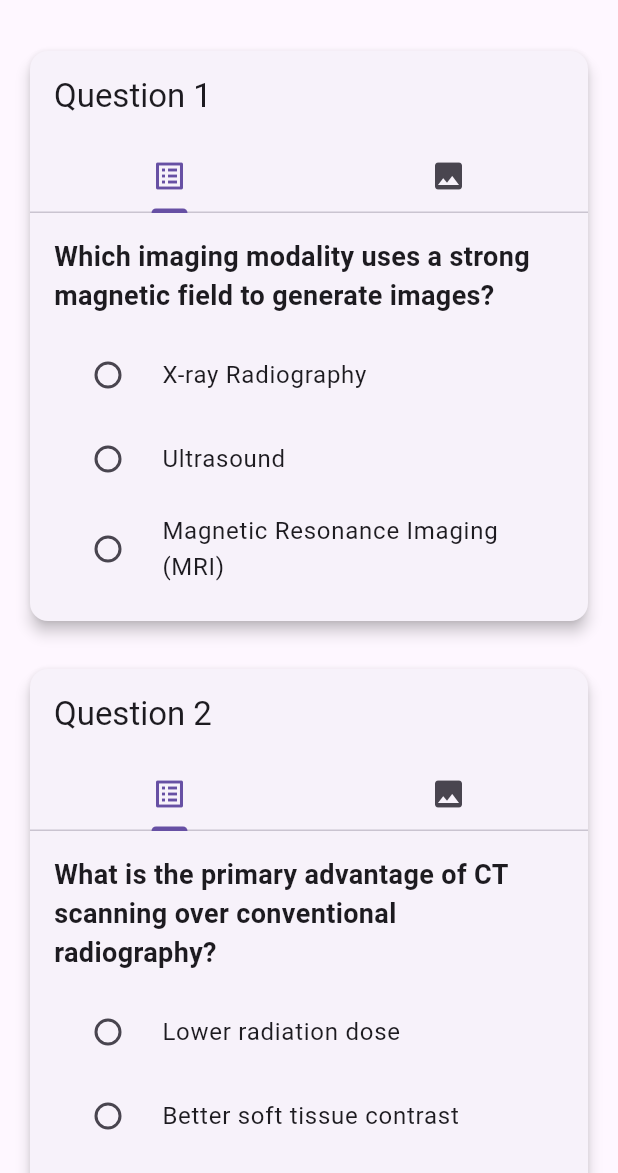
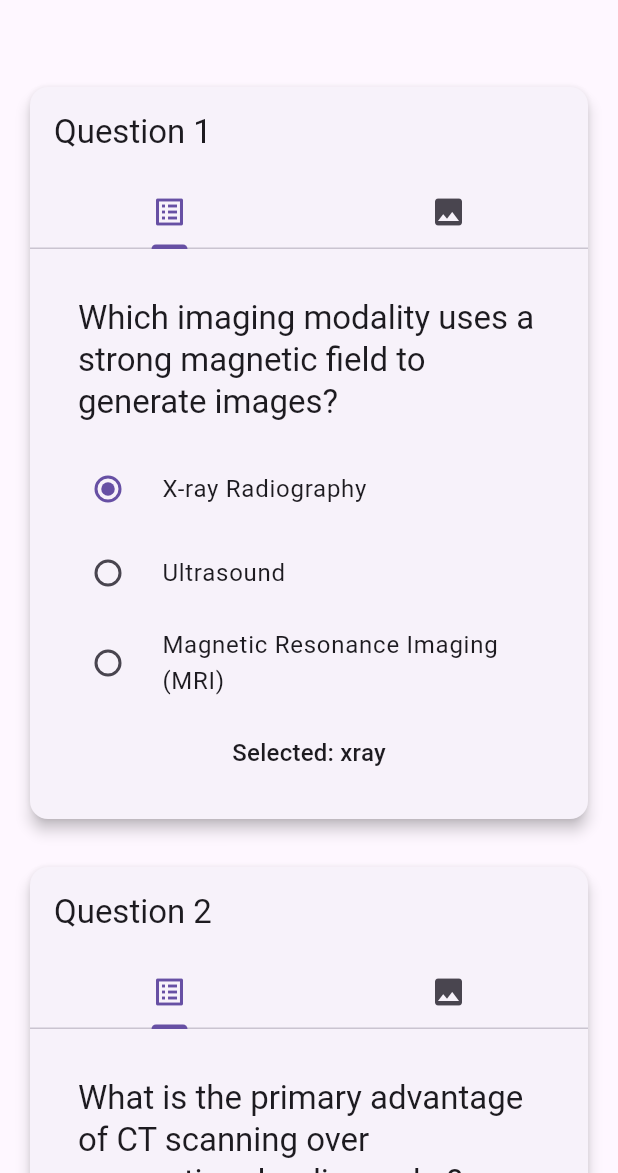
Before and after one commit to Lightbridge-KS/tirads_calc_flutter, a Flutter app: the screen it shows after launch, on a phone screen of 412 x 824 dp, the part 63-1236 px from its top. Run offline on Flutter 3.47's test engine with Material 3 defaults, Android fonts, the light colour scheme and no system bars.

Commit message:
Use `RadioListTileMcq`

````diff
--- a/lib/main.dart
+++ b/lib/main.dart
@@ -1,6 +1,7 @@
 import 'package:flutter/material.dart';
 import 'widgets/question_tab_container.dart';
-import 'widgets/multiple_choice_question.dart';
+import 'widgets/choices_dummy.dart';
+import 'widgets/radiolisttile_mcq.dart';
 
 void main() => runApp(const TabBarApp());
 
@@ -27,34 +28,27 @@ class MultipleQuestionsPage extends StatelessWidget {
       ),
       body: ListView(
         padding: const EdgeInsets.all(16.0),
-        children: const [
+        children: [
+          const SizedBox(height: 24.0),
           QuestionTabContainer(
             questionTitle: 'Question 1',
-            inputForm: MultipleChoiceQuestion(
-              questionText: 'Which imaging modality uses a strong magnetic field to generate images?',
-              options: [
-                'X-ray Radiography',
-                'Ultrasound',
-                'Magnetic Resonance Imaging (MRI)',
-              ],
+            inputForm: RadioListTileMcq(
+              title: 'Which imaging modality uses a strong magnetic field to generate images?',
+              options: choicesDummy["question_1"]!,
             ),
-            image: Image(
+            image: const Image(
               image: AssetImage('images/question1.png'),
               fit: BoxFit.contain,
             ),
           ),
-          SizedBox(height: 24.0),
+          const SizedBox(height: 24.0),
           QuestionTabContainer(
             questionTitle: 'Question 2',
-            inputForm: MultipleChoiceQuestion(
-              questionText: 'What is the primary advantage of CT scanning over conventional radiography?',
-              options: [
-                'Lower radiation dose',
-                'Better soft tissue contrast',
-                'Three-dimensional visualization',
-              ],
+            inputForm: RadioListTileMcq(
+              title: 'What is the primary advantage of CT scanning over conventional radiography?',
+              options: choicesDummy["question_2"]!,
             ),
-            image: Image(
+            image: const Image(
               image: AssetImage('images/question2.png'),
               fit: BoxFit.contain,
             ),
--- /dev/null
+++ b/lib/widgets/choices_dummy.dart
@@ -0,0 +1,12 @@
+final Map<String, Map<String, String>> choicesDummy = {
+  "question_1": {
+    "xray": 'X-ray Radiography',
+    "us": 'Ultrasound',
+    "mri": 'Magnetic Resonance Imaging (MRI)'
+  },
+  "question_2": {
+    "dose": 'Lower radiation dose',
+    "contrast": 'Better soft tissue contrast',
+    "viz": 'Three-dimensional visualization'
+  },
+};
--- /dev/null
+++ b/lib/widgets/radiolisttile_mcq.dart
@@ -0,0 +1,220 @@
+import 'package:flutter/material.dart';
+import 'package:flutter/foundation.dart';
+
+/// A controller for managing the state of a RadioListTileMcq widget.
+///
+/// The `RadioListTileController` provides a way to control a RadioListTileMcq widget
+/// externally. It manages the currently selected value and notifies listeners when
+/// the selection changes.
+///
+/// Use cases:
+/// - Access or modify the selected value from outside the RadioListTileMcq
+/// - Programmatically change the selection
+/// - React to selection changes in parent widgets
+/// - Coordinate multiple radio groups
+/// - Reset the selection to null/empty
+///
+/// Example usage:
+/// ```dart
+/// // Create a controller with an initial value
+/// final controller = RadioListTileController(initialValue: 'option1');
+///
+/// // Listen to changes
+/// controller.addListener(() {
+///   print('Selection changed to: ${controller.selectedValue}');
+/// });
+///
+/// // Use with RadioListTileMcq widget
+/// RadioListTileMcq(
+///   options: {'option1': 'First Option', 'option2': 'Second Option'},
+///   controller: controller,
+/// );
+///
+/// // Programmatically change the selection
+/// controller.selectedValue = 'option2';
+///
+/// // Clear the selection
+/// controller.clear();
+///
+/// // Don't forget to dispose when done
+/// @override
+/// void dispose() {
+///   controller.dispose();
+///   super.dispose();
+/// }
+/// ```
+class RadioListTileController extends ChangeNotifier {
+  String? _selectedValue;
+
+  /// Current selected value
+  String? get selectedValue => _selectedValue;
+
+  /// Set the selected value and notify listeners
+  set selectedValue(String? value) {
+    if (_selectedValue != value) {
+      _selectedValue = value;
+      notifyListeners();
+    }
+  }
+
+  /// Constructor with optional initial value
+  RadioListTileController({String? initialValue})
+    : _selectedValue = initialValue;
+
+  /// Reset selection to null
+  void clear() {
+    selectedValue = null;
+  }
+}
+
+/// A reusable widget that displays a list of radio options generated from a map.
+///
+/// `RadioListTileMcq` creates a vertical list of [RadioListTile] widgets from a
+/// provided map of key-value pairs, where:
+/// - Keys serve as the unique identifiers/values for each radio option
+/// - Values represent the display text for each option
+///
+/// Features:
+/// - Supports an optional title above the radio options
+/// - Allows setting an initial selected value
+/// - Provides a callback for selection changes
+/// - Displays the currently selected value at the bottom
+/// - Automatically scrollable for long lists
+///
+/// Example usage:
+/// ```dart
+/// RadioListTileMcq(
+///   options: {
+///     'option1': 'First Choice',
+///     'option2': 'Second Choice',
+///     'option3': 'Third Choice',
+///   },
+///   initialValue: 'option2',
+///   title: 'Please select an option',
+///   onSelectionChanged: (value) => print('Selected: $value'),
+/// )
+/// ```
+class RadioListTileMcq extends StatefulWidget {
+  /// Map of options to display as radio tiles
+  final Map<String, String> options;
+
+  /// Initial selected value (optional)
+  final String? initialValue;
+
+  /// Title for the radio group (optional)
+  final String? title;
+
+  /// Callback when selection changes (optional)
+  final Function(String? value)? onSelectionChanged;
+
+  /// Controller for external state management (optional)
+  final RadioListTileController? controller;
+
+  /// Whether to show the selection display at bottom
+  final bool showSelectionDisplay;
+
+  const RadioListTileMcq({
+    super.key,
+    required this.options,
+    this.initialValue,
+    this.title,
+    this.onSelectionChanged,
+    this.controller,
+    this.showSelectionDisplay = true,
+  }) : assert(
+         initialValue == null || controller == null,
+         "Cannot provide both initialValue and controller",
+       );
+
+  @override
+  State<RadioListTileMcq> createState() => _RadioListTileMcqState();
+}
+
+class _RadioListTileMcqState extends State<RadioListTileMcq> {
+  // Internal controller used when external controller is not provided
+  RadioListTileController? _internalController;
+
+  // The controller we'll actually use
+  RadioListTileController get _effectiveController =>
+      widget.controller ?? _internalController!;
+
+  @override
+  void initState() {
+    super.initState();
+    if (widget.controller == null) {
+      // Create internal controller if external one is not provided
+      _internalController = RadioListTileController(
+        initialValue:
+            widget.initialValue ??
+            (widget.options.isNotEmpty ? widget.options.keys.first : null),
+      );
+    }
+
+    // Add listener to the controller
+    _effectiveController.addListener(_onControllerChanged);
+  }
+
+  void _onControllerChanged() {
+    // This will be called when the controller's value changes
+    if (mounted) setState(() {});
+
+    // Call the callback if provided
+    if (widget.onSelectionChanged != null) {
+      widget.onSelectionChanged!(_effectiveController.selectedValue);
+    }
+  }
+
+  @override
+  void dispose() {
+    // Remove listener from controller
+    _effectiveController.removeListener(_onControllerChanged);
+    // Dispose internal controller if we created it
+    _internalController?.dispose();
+    super.dispose();
+  }
+
+  @override
+  Widget build(BuildContext context) {
+    return SingleChildScrollView(
+      child: Column(
+        children: <Widget>[
+          // Optional title
+          if (widget.title != null)
+            Padding(
+              padding: const EdgeInsets.all(16.0),
+              child: Text(
+                widget.title!,
+                style: Theme.of(context).textTheme.titleLarge,
+              ),
+            ),
+
+          // Dynamically generate RadioListTile widgets from the Map
+          ...widget.options.entries.map((entry) {
+            return RadioListTile<String>(
+              title: Text(entry.value),
+              value: entry.key,
+              groupValue: _effectiveController.selectedValue,
+              onChanged: (String? value) {
+                _effectiveController.selectedValue = value;
+
+                if (kDebugMode) {
+                  debugPrint('Selected: $value (${widget.options[value]})');
+                }
+              },
+            );
+          }),
+
+          // Add a display of the currently selected value (Remove this in production)
+          if (widget.showSelectionDisplay)
+            Padding(
+              padding: const EdgeInsets.all(16.0),
+              child: Text(
+                'Selected: ${_effectiveController.selectedValue ?? 'None'}',
+                style: Theme.of(context).textTheme.titleMedium,
+              ),
+            ),
+        ],
+      ),
+    );
+  }
+}
````
Also changed, not shown: lib/widgets/multiple_choice_question_dummy.dart (renamed from lib/widgets/multiple_choice_question.dart), 1 other file.
